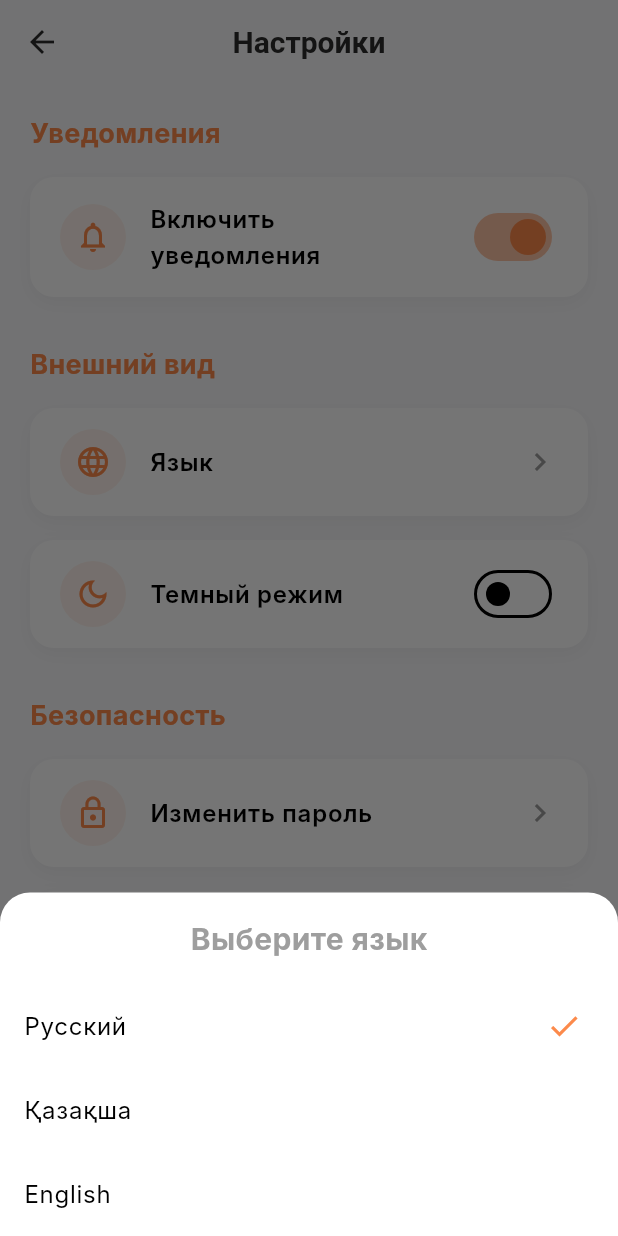
After one commit to ali2107-ss/pet.mob, a Flutter app: the SettingsScreen screen opened directly, after a tap on "Язык", on a phone screen of 412 x 824 dp. The commit adds this screen. Run offline on Flutter 3.47's test engine with Material 3 defaults, Android fonts, the light colour scheme and no system bars; our stand-ins replace audioplayers, badges, confetti, flutter_map, latlong2, shared_preferences and 2 more; accounts and stored records are empty; network calls fail; Roboto replaces fonts that are missing (Inter); key blocks and very long unbroken strings in the code were emptied for the run.

Commit message:
Add settings screen and implement profile settings functionality

```diff
--- a/lib/l10n/translation.dart
+++ b/lib/l10n/translation.dart
@@ -95,6 +95,10 @@ class AppTranslation {
       'stores_map': 'Наши магазины',
       'build_route': 'Построить маршрут',
       'no_favorites': 'В избранном пусто',
+      'notifications': 'Уведомления',
+      'appearance': 'Внешний вид',
+      'security': 'Безопасность',
+      'about': 'О приложении',
       'choose_language': 'Выберите язык',
       'ru_lang': 'Русский',
       'kk_lang': 'Қазақша',
@@ -195,6 +199,10 @@ class AppTranslation {
       'stores_map': 'Біздің дүкендер',
       'build_route': 'Маршрутты құру',
       'no_favorites': 'Таңдаулы тізімі бос',
+      'notifications': 'Ескертпелер',
+      'appearance': 'Сыртқы түрі',
+      'security': 'Қауіпсіздік',
+      'about': 'Қосымша туралы',
       'choose_language': 'Тілді таңдаңыз',
       'ru_lang': 'Русский',
       'kk_lang': 'Қазақша',
@@ -295,6 +303,10 @@ class AppTranslation {
       'stores_map': 'Our stores',
       'build_route': 'Build Route',
       'no_favorites': 'Favorites list is empty',
+      'notifications': 'Notifications',
+      'appearance': 'Appearance',
+      'security': 'Security',
+      'about': 'About',
       'choose_language': 'Choose language',
       'ru_lang': 'Русский',
       'kk_lang': 'Қазақша',
--- a/lib/screens/profile_screen.dart
+++ b/lib/screens/profile_screen.dart
@@ -6,6 +6,7 @@ import 'payment_methods_screen.dart';
 import 'order_history_screen.dart';
 import 'auth/login_screen.dart';
 import 'map_screen.dart';
+import 'settings_screen.dart';
 import '../l10n/translation.dart';
 import '../providers/locale_provider.dart';
 import '../providers/auth_provider.dart';
@@ -97,7 +98,9 @@ class _ProfileScreenState extends State<ProfileScreen> {
             IconButton(
               icon: const Icon(Icons.settings_outlined),
               onPressed: () {
-                // Settings implementation
+                Navigator.of(context).push(
+                  MaterialPageRoute(builder: (context) => const SettingsScreen()),
+                );
               },
             ),
         ],
@@ -248,7 +251,6 @@ class _ProfileScreenState extends State<ProfileScreen> {
                       MaterialPageRoute(builder: (_) => const PartnerMainScreen()),
                     );
                   },
-                  shape: RoundedRectangleBorder(borderRadius: BorderRadius.circular(16)),
                 ),
               ),
               _buildProfileMenuItem(
@@ -311,7 +313,6 @@ class _ProfileScreenState extends State<ProfileScreen> {
         ),
         trailing: showChevron ? const Icon(Icons.chevron_right, color: AppTheme.greyColor) : null,
         onTap: onTap,
-        shape: RoundedRectangleBorder(borderRadius: BorderRadius.circular(16)),
       ),
     );
   }
--- /dev/null
+++ b/lib/screens/settings_screen.dart
@@ -0,0 +1,367 @@
+import 'package:flutter/material.dart';
+import 'package:provider/provider.dart';
+import '../theme.dart';
+import '../l10n/translation.dart';
+import '../providers/locale_provider.dart';
+import '../providers/auth_provider.dart';
+
+class SettingsScreen extends StatefulWidget {
+  const SettingsScreen({super.key});
+
+  @override
+  State<SettingsScreen> createState() => _SettingsScreenState();
+}
+
+class _SettingsScreenState extends State<SettingsScreen> {
+  bool _notificationsEnabled = true;
+  bool _darkModeEnabled = false;
+
+  void _showLanguageSelector(BuildContext context, LocaleProvider localeProvider) {
+    final langCode = localeProvider.locale.languageCode;
+    final t = AppTranslation.translations[langCode]!;
+
+    showModalBottomSheet(
+      context: context,
+      shape: const RoundedRectangleBorder(
+        borderRadius: BorderRadius.vertical(top: Radius.circular(20)),
+      ),
+      builder: (context) {
+        return SafeArea(
+          child: Column(
+            mainAxisSize: MainAxisSize.min,
+            children: [
+              Padding(
+                padding: const EdgeInsets.all(16.0),
+                child: Text(
+                  t['choose_language']!,
+                  style: const TextStyle(fontSize: 20, fontWeight: FontWeight.bold),
+                ),
+              ),
+              ListTile(
+                title: Text(t['ru_lang']!),
+                trailing: langCode == 'ru' ? const Icon(Icons.check, color: AppTheme.primaryColor) : null,
+                onTap: () {
+                  localeProvider.setLocale(const Locale('ru'));
+                  Navigator.pop(context);
+                },
+              ),
+              ListTile(
+                title: Text(t['kk_lang']!),
+                trailing: langCode == 'kk' ? const Icon(Icons.check, color: AppTheme.primaryColor) : null,
+                onTap: () {
+                  localeProvider.setLocale(const Locale('kk'));
+                  Navigator.pop(context);
+                },
+              ),
+              ListTile(
+                title: Text(t['en_lang']!),
+                trailing: langCode == 'en' ? const Icon(Icons.check, color: AppTheme.primaryColor) : null,
+                onTap: () {
+                  localeProvider.setLocale(const Locale('en'));
+                  Navigator.pop(context);
+                },
+              ),
+            ],
+          ),
+        );
+      },
+    );
+  }
+
+  @override
+  Widget build(BuildContext context) {
+    final localeProvider = Provider.of<LocaleProvider>(context);
+    final langCode = localeProvider.locale.languageCode;
+    final t = AppTranslation.translations[langCode] ?? AppTranslation.translations['ru']!;
+
+    return Scaffold(
+      appBar: AppBar(
+        title: Text(t['settings'] ?? 'Настройки'),
+        centerTitle: true,
+        backgroundColor: Colors.transparent,
+      ),
+      body: SingleChildScrollView(
+        padding: const EdgeInsets.all(20.0),
+        child: Column(
+          crossAxisAlignment: CrossAxisAlignment.start,
+          children: [
+            // Секция уведомлений
+            Text(
+              t['notifications'] ?? 'Уведомления',
+              style: const TextStyle(fontSize: 18, fontWeight: FontWeight.bold, color: AppTheme.primaryColor),
+            ),
+            const SizedBox(height: 16),
+            Container(
+              decoration: BoxDecoration(
+                color: Theme.of(context).cardTheme.color ?? Colors.white,
+                borderRadius: BorderRadius.circular(16),
+                boxShadow: [
+                  BoxShadow(
+                    color: Colors.black.withOpacity(0.04),
+                    blurRadius: 10,
+                    offset: const Offset(0, 4),
+                  )
+                ],
+              ),
+              child: ListTile(
+                contentPadding: const EdgeInsets.symmetric(horizontal: 20, vertical: 8),
+                leading: Container(
+                  padding: const EdgeInsets.all(10),
+                  decoration: BoxDecoration(
+                    color: AppTheme.primaryColor.withOpacity(0.1),
+                    shape: BoxShape.circle,
+                  ),
+                  child: const Icon(Icons.notifications_outlined, color: AppTheme.primaryColor),
+                ),
+                title: const Text(
+                  'Включить уведомления',
+                  style: TextStyle(fontSize: 16, fontWeight: FontWeight.w600),
+                ),
+                trailing: Switch(
+                  value: _notificationsEnabled,
+                  activeColor: AppTheme.primaryColor,
+                  onChanged: (value) {
+                    setState(() {
+                      _notificationsEnabled = value;
+                    });
+                  },
+                ),
+              ),
+            ),
+            const SizedBox(height: 32),
+
+            // Секция языка и внешнего вида
+            Text(
+              t['appearance'] ?? 'Внешний вид',
+              style: const TextStyle(fontSize: 18, fontWeight: FontWeight.bold, color: AppTheme.primaryColor),
+            ),
+            const SizedBox(height: 16),
+            Container(
+              margin: const EdgeInsets.only(bottom: 16),
+              decoration: BoxDecoration(
+                color: Theme.of(context).cardTheme.color ?? Colors.white,
+                borderRadius: BorderRadius.circular(16),
+                boxShadow: [
+                  BoxShadow(
+                    color: Colors.black.withOpacity(0.04),
+                    blurRadius: 10,
+                    offset: const Offset(0, 4),
+                  )
+                ],
+              ),
+              child: ListTile(
+                contentPadding: const EdgeInsets.symmetric(horizontal: 20, vertical: 8),
+                leading: Container(
+                  padding: const EdgeInsets.all(10),
+                  decoration: BoxDecoration(
+                    color: AppTheme.primaryColor.withOpacity(0.1),
+                    shape: BoxShape.circle,
+                  ),
+                  child: const Icon(Icons.language, color: AppTheme.primaryColor),
+                ),
+                title: Text(
+                  t['language']!,
+                  style: const TextStyle(fontSize: 16, fontWeight: FontWeight.w600),
+                ),
+                trailing: const Icon(Icons.chevron_right, color: AppTheme.greyColor),
+                onTap: () => _showLanguageSelector(context, localeProvider),
+              ),
+            ),
+            Container(
+              decoration: BoxDecoration(
+                color: Theme.of(context).cardTheme.color ?? Colors.white,
+                borderRadius: BorderRadius.circular(16),
+                boxShadow: [
+                  BoxShadow(
+                    color: Colors.black.withOpacity(0.04),
+                    blurRadius: 10,
+                    offset: const Offset(0, 4),
+                  )
+                ],
+              ),
+              child: ListTile(
+                contentPadding: const EdgeInsets.symmetric(horizontal: 20, vertical: 8),
+                leading: Container(
+                  padding: const EdgeInsets.all(10),
+                  decoration: BoxDecoration(
+                    color: AppTheme.primaryColor.withOpacity(0.1),
+                    shape: BoxShape.circle,
+                  ),
+                  child: const Icon(Icons.dark_mode_outlined, color: AppTheme.primaryColor),
+                ),
+                title: const Text(
+                  'Темный режим',
+                  style: TextStyle(fontSize: 16, fontWeight: FontWeight.w600),
+                ),
+                trailing: Switch(
+                  value: _darkModeEnabled,
+                  activeColor: AppTheme.primaryColor,
+                  onChanged: (value) {
+                    setState(() {
+                      _darkModeEnabled = value;
+                    });
+                  },
+                ),
+              ),
+            ),
+            const SizedBox(height: 32),
+
+            // Секция безопасности
+            Text(
+              t['security'] ?? 'Безопасность',
+              style: const TextStyle(fontSize: 18, fontWeight: FontWeight.bold, color: AppTheme.primaryColor),
+            ),
+            const SizedBox(height: 16),
+            Container(
+              margin: const EdgeInsets.only(bottom: 16),
+              decoration: BoxDecoration(
+                color: Theme.of(context).cardTheme.color ?? Colors.white,
+                borderRadius: BorderRadius.circular(16),
+                boxShadow: [
+                  BoxShadow(
+                    color: Colors.black.withOpacity(0.04),
+                    blurRadius: 10,
+                    offset: const Offset(0, 4),
+                  )
+                ],
+              ),
+              child: ListTile(
+                contentPadding: const EdgeInsets.symmetric(horizontal: 20, vertical: 8),
+                leading: Container(
+                  padding: const EdgeInsets.all(10),
+                  decoration: BoxDecoration(
+                    color: AppTheme.primaryColor.withOpacity(0.1),
+                    shape: BoxShape.circle,
+                  ),
+                  child: const Icon(Icons.lock_outline, color: AppTheme.primaryColor),
+                ),
+                title: const Text(
+                  'Изменить пароль',
+                  style: TextStyle(fontSize: 16, fontWeight: FontWeight.w600),
+                ),
+                trailing: const Icon(Icons.chevron_right, color: AppTheme.greyColor),
+                onTap: () {
+                  ScaffoldMessenger.of(context).showSnackBar(
+                    const SnackBar(content: Text('Функция будет реализована позже')),
+                  );
+                },
+              ),
+            ),
+            Container(
+              decoration: BoxDecoration(
+                color: Theme.of(context).cardTheme.color ?? Colors.white,
+                borderRadius: BorderRadius.circular(16),
+                boxShadow: [
+                  BoxShadow(
+                    color: Colors.black.withOpacity(0.04),
+                    blurRadius: 10,
+                    offset: const Offset(0, 4),
+                  )
+                ],
+              ),
+              child: ListTile(
+                contentPadding: const EdgeInsets.symmetric(horizontal: 20, vertical: 8),
+                leading: Container(
+                  padding: const EdgeInsets.all(10),
+                  decoration: BoxDecoration(
+                    color: AppTheme.primaryColor.withOpacity(0.1),
+                    shape: BoxShape.circle,
+                  ),
+                  child: const Icon(Icons.fingerprint, color: AppTheme.primaryColor),
+                ),
+                title: const Text(
+                  'Двухфакторная аутентификация',
+                  style: TextStyle(fontSize: 16, fontWeight: FontWeight.w600),
+                ),
+                trailing: Switch(
+                  value: false,
+                  activeColor: AppTheme.primaryColor,
+                  onChanged: (value) {
+                    ScaffoldMessenger.of(context).showSnackBar(
+                      const SnackBar(content: Text('Функция будет реализована позже')),
+                    );
+                  },
+                ),
+              ),
+            ),
+            const SizedBox(height: 32),
+
+            // Секция информации
+            Text(
+              t['about'] ?? 'О приложении',
+              style: const TextStyle(fontSize: 18, fontWeight: FontWeight.bold, color: AppTheme.primaryColor),
+            ),
+            const SizedBox(height: 16),
+            Container(
+              margin: const EdgeInsets.only(bottom: 16),
+              decoration: BoxDecoration(
+                color: Theme.of(context).cardTheme.color ?? Colors.white,
+                borderRadius: BorderRadius.circular(16),
+                boxShadow: [
+                  BoxShadow(
+                    color: Colors.black.withOpacity(0.04),
+                    blurRadius: 10,
+                    offset: const Offset(0, 4),
+                  )
+                ],
+              ),
+              child: const ListTile(
+                contentPadding: EdgeInsets.symmetric(horizontal: 20, vertical: 8),
+                leading: Icon(Icons.info_outline, color: AppTheme.primaryColor),
+                title: Column(
+                  crossAxisAlignment: CrossAxisAlignment.start,
+                  children: [
+                    Text(
+                      'Версия приложения',
+                      style: TextStyle(fontSize: 16, fontWeight: FontWeight.w600),
+                    ),
+                    SizedBox(height: 4),
+                    Text(
+                      '1.0.0',
+                      style: TextStyle(fontSize: 14, color: AppTheme.greyColor),
+                    ),
+                  ],
+                ),
+              ),
+            ),
+            Container(
+              decoration: BoxDecoration(
+                color: Theme.of(context).cardTheme.color ?? Colors.white,
+                borderRadius: BorderRadius.circular(16),
+                boxShadow: [
+                  BoxShadow(
+                    color: Colors.black.withOpacity(0.04),
+                    blurRadius: 10,
+                    offset: const Offset(0, 4),
+                  )
+                ],
+              ),
+              child: ListTile(
+                contentPadding: const EdgeInsets.symmetric(horizontal: 20, vertical: 8),
+                leading: Container(
+                  padding: const EdgeInsets.all(10),
+                  decoration: BoxDecoration(
+                    color: AppTheme.primaryColor.withOpacity(0.1),
+                    shape: BoxShape.circle,
+                  ),
+                  child: const Icon(Icons.description_outlined, color: AppTheme.primaryColor),
+                ),
+                title: const Text(
+                  'Политика конфиденциальности',
+                  style: TextStyle(fontSize: 16, fontWeight: FontWeight.w600),
+                ),
+                trailing: const Icon(Icons.chevron_right, color: AppTheme.greyColor),
+                onTap: () {
+                  ScaffoldMessenger.of(context).showSnackBar(
+                    const SnackBar(content: Text('Открытие политики конфиденциальности')),
+                  );
+                },
+              ),
+            ),
+            const SizedBox(height: 32),
+          ],
+        ),
+      ),
+    );
+  }
+}
```
